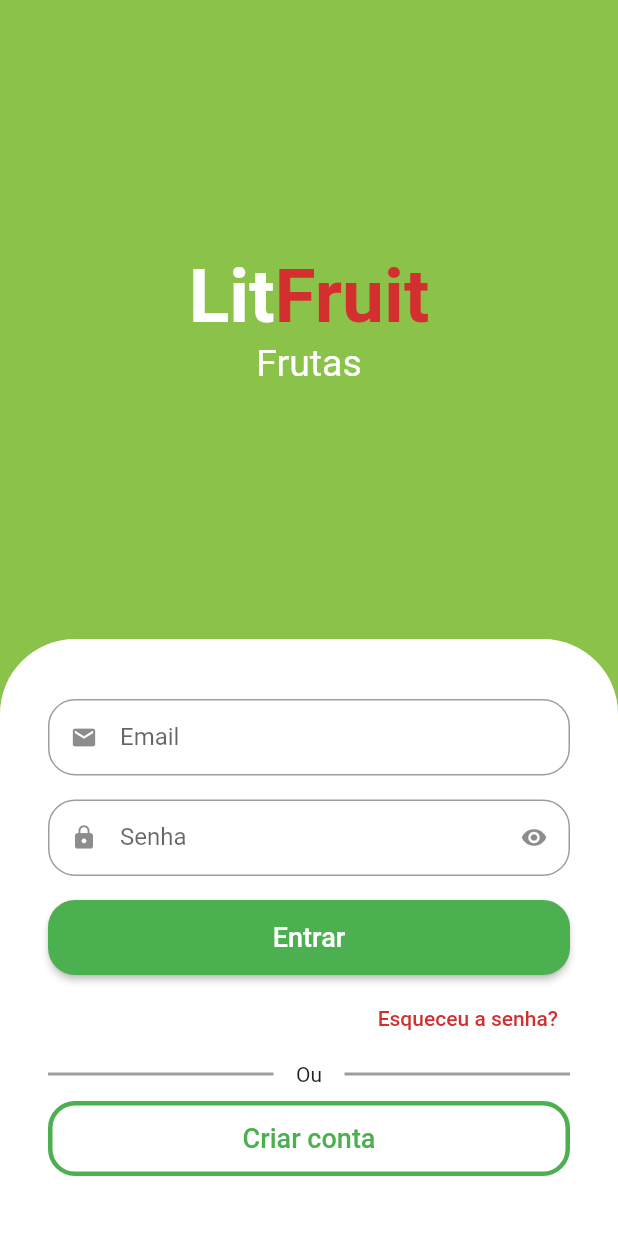
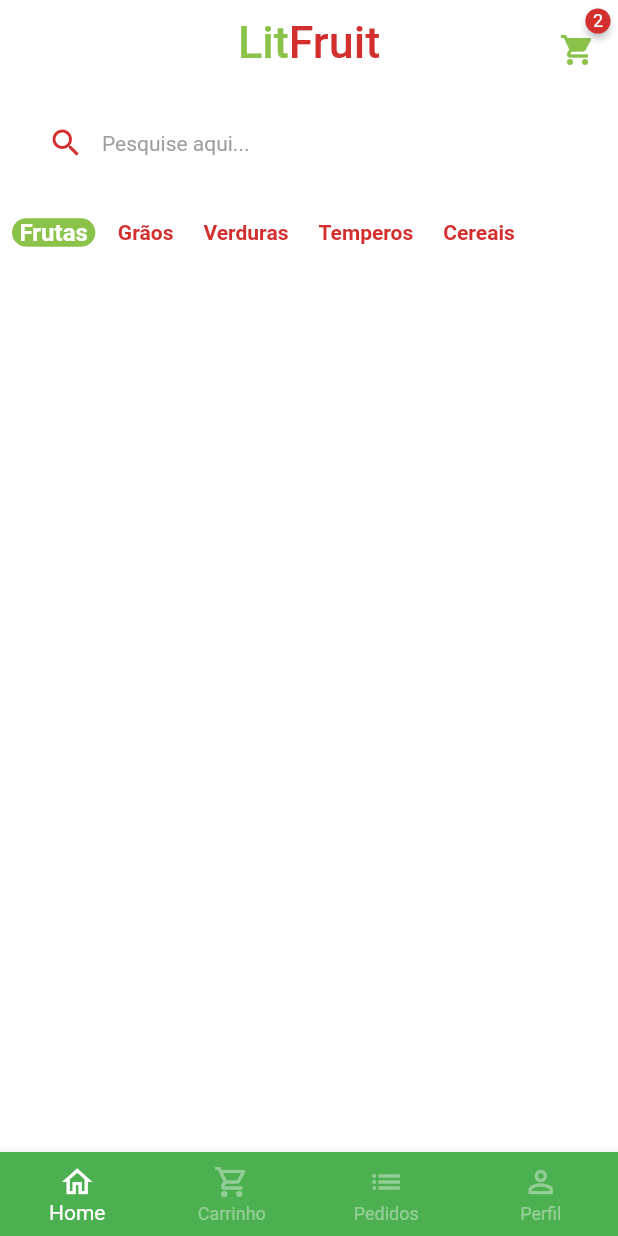
Before and after one commit to lincolnzera1/Advancing_in_Flutter_UI, a Flutter app: the screen it shows after launch, after a tap on "Entrar", on a phone screen of 412 x 824 dp. Run offline on Flutter 3.47's test engine with Material 2 defaults, Android fonts, the light colour scheme and no system bars; drawn by our look-alikes of animated_text_kit, badges; our stand-ins replace get, mask_text_input_formatter.

Commit message:
More design learn

```diff
--- a/lib/main.dart
+++ b/lib/main.dart
@@ -1,6 +1,6 @@
 import 'package:flutter/cupertino.dart';
 import 'package:flutter/material.dart';
-import 'package:getx_redemption/src/auth/components/sign_in_screen.dart';
+import 'package:getx_redemption/src/pages/auth/components/sign_in_screen.dart';
 
 void main() {
   runApp(MyApp());
@@ -14,7 +14,8 @@ class MyApp extends StatelessWidget {
     return MaterialApp(
       title: "Flutter Redemption zero",
       theme: ThemeData(
-        primarySwatch: Colors.green
+        primarySwatch: Colors.green,
+        scaffoldBackgroundColor: Colors.white.withAlpha(190)
       ),
       debugShowCheckedModeBanner: false,
       home: const SignInScreen(),
--- /dev/null
+++ b/lib/src/models/base/base_screen.dart
@@ -0,0 +1,68 @@
+import 'package:flutter/material.dart';
+import 'package:flutter/src/widgets/container.dart';
+import 'package:flutter/src/widgets/framework.dart';
+import 'package:getx_redemption/src/pages/home/home_tag.dart';
+
+class BaseScreen extends StatefulWidget {
+  const BaseScreen({super.key});
+
+  @override
+  State<BaseScreen> createState() => _BaseScreenState();
+}
+
+
+
+class _BaseScreenState extends State<BaseScreen> {
+
+  int currentIndex = 0;
+  final pageController = PageController();
+
+  @override
+  Widget build(BuildContext context) {
+    print("$pageController é esse");
+    return Scaffold(
+      body: PageView(
+        onPageChanged: (value) {
+          setState(() {
+            currentIndex = value;
+            print("O valor é $value");
+          });
+        },
+        controller: pageController,
+        children: [
+          HomeTab(),
+          Container(
+            color: Colors.white,
+          ),
+          Container(
+            color: Colors.black,
+          ),
+          Container(
+            color: Colors.green,
+          ),
+        ],
+      ),
+      bottomNavigationBar: BottomNavigationBar(
+          currentIndex: currentIndex,
+          onTap: (index){
+            setState(() {
+              currentIndex = index;
+              pageController.jumpToPage(index);
+            });
+          },
+          type: BottomNavigationBarType.fixed,
+          backgroundColor: Colors.green,
+          selectedItemColor: Colors.white,
+          unselectedItemColor: Colors.white.withAlpha(100),
+          items: const [
+            BottomNavigationBarItem(
+                icon: Icon(Icons.home_outlined), label: "Home"),
+            BottomNavigationBarItem(
+                icon: Icon(Icons.shopping_cart_outlined), label: "Carrinho"),
+            BottomNavigationBarItem(icon: Icon(Icons.list), label: "Pedidos"),
+            BottomNavigationBarItem(
+                icon: Icon(Icons.person_outline), label: "Perfil"),
+          ]),
+    );
+  }
+}
--- a/lib/src/auth/components/custom_text_field.dart
+++ b/lib/src/pages/auth/components/custom_text_field.dart
@@ -1,4 +1,5 @@
 import 'package:flutter/material.dart';
+import 'package:flutter/services.dart';
 import 'package:flutter/src/widgets/container.dart';
 import 'package:flutter/src/widgets/framework.dart';
 
@@ -6,11 +7,13 @@ class CustomTextField extends StatefulWidget {
   final IconData icon;
   final String label;
   final bool isSecret;
+  final List<TextInputFormatter>? inputFormatters;
 
   CustomTextField(
       {super.key,
       required this.icon,
       required this.label,
+      this.inputFormatters,
       this.isSecret = false});
 
   @override
@@ -33,6 +36,7 @@ class _CustomTextFieldState extends State<CustomTextField> {
     return Padding(
       padding: const EdgeInsets.only(bottom: 16),
       child: TextFormField(
+        inputFormatters: widget.inputFormatters,
         obscureText: obscureCondition,
         decoration: InputDecoration(
             prefixIcon: Icon(widget.icon),
--- a/lib/src/auth/components/sign_in_screen.dart
+++ b/lib/src/pages/auth/components/sign_in_screen.dart
@@ -1,7 +1,8 @@
 import 'package:flutter/material.dart';
-import 'package:getx_redemption/src/auth/components/custom_text_field.dart';
+import 'package:getx_redemption/src/pages/auth/components/custom_text_field.dart';
 import 'package:animated_text_kit/animated_text_kit.dart';
-import 'package:getx_redemption/src/auth/components/sign_up_screen.dart';
+import 'package:getx_redemption/src/pages/auth/components/sign_up_screen.dart';
+import 'package:getx_redemption/src/models/base/base_screen.dart';
 import 'package:getx_redemption/src/config/custom_colors.dart';
 
 class SignInScreen extends StatelessWidget {
@@ -95,7 +96,13 @@ class SignInScreen extends StatelessWidget {
                           style: ElevatedButton.styleFrom(
                               shape: RoundedRectangleBorder(
                                   borderRadius: BorderRadius.circular(18))),
-                          onPressed: () {},
+                          onPressed: () {
+                            Navigator.of(context).pushReplacement(
+                              MaterialPageRoute(builder: (context) {
+                                return const BaseScreen();
+                              },)
+                            );
+                          },
                           child: const Text(
                             "Entrar",
                             style: TextStyle(fontSize: 18),
--- /dev/null
+++ b/lib/src/pages/home/components/categoryTyle.dart
@@ -0,0 +1,45 @@
+import 'package:flutter/material.dart';
+import 'package:flutter/src/widgets/container.dart';
+import 'package:flutter/src/widgets/framework.dart';
+import 'package:get/get.dart';
+import 'package:getx_redemption/src/config/custom_colors.dart';
+
+class CategoryTyle extends StatelessWidget {
+  final String category;
+  final bool isSelected;
+  final VoidCallback onPressed;
+
+  const CategoryTyle(
+      {super.key,
+      required this.category,
+      required this.isSelected,
+      required this.onPressed});
+
+  @override
+  Widget build(BuildContext context) {
+    return Align(
+      alignment: Alignment.center,
+      child: GestureDetector(
+        onTap: onPressed,
+        child: Container(
+          padding: const EdgeInsets.symmetric(
+            horizontal: 5,
+          ),
+          decoration: BoxDecoration(
+              color: isSelected
+                  ? CustomColors.customSwatchColor
+                  : Colors.transparent,
+              borderRadius: BorderRadius.circular(10)),
+          child: Text(
+            "$category",
+            style: TextStyle(
+                color:
+                    isSelected ? Colors.white : CustomColors.customContrastColor,
+                fontWeight: FontWeight.bold,
+                fontSize: isSelected ? 16 : 14),
+          ),
+        ),
+      ),
+    );
+  }
+}
--- /dev/null
+++ b/lib/src/pages/home/home_tag.dart
@@ -0,0 +1,110 @@
+import 'package:badges/badges.dart';
+import 'package:flutter/material.dart';
+import 'package:flutter/src/widgets/container.dart';
+import 'package:flutter/src/widgets/framework.dart';
+import 'package:getx_redemption/src/config/custom_colors.dart';
+import 'package:getx_redemption/src/pages/home/components/categoryTyle.dart';
+import "package:getx_redemption/src/config/app_data.dart" as AppData;
+
+class HomeTab extends StatefulWidget {
+  HomeTab({super.key});
+
+  @override
+  State<HomeTab> createState() => _HomeTabState();
+}
+
+class _HomeTabState extends State<HomeTab> {
+
+  String selectedCategory = "Frutas";
+
+  @override
+  Widget build(BuildContext context) {
+    return Scaffold(
+      // Appbar
+      appBar: AppBar(
+        backgroundColor: Colors.transparent,
+        elevation: 0,
+        centerTitle: true,
+        title: Text.rich(TextSpan(style: TextStyle(fontSize: 30), children: [
+          TextSpan(
+              text: "Lit",
+              style: TextStyle(color: CustomColors.customSwatchColor)),
+          TextSpan(
+              text: "Fruit",
+              style: TextStyle(color: CustomColors.customContrastColor))
+        ])),
+        actions: [
+          Padding(
+            padding: const EdgeInsets.only(
+              top: 10,
+              right: 15,
+            ),
+            child: GestureDetector(
+              child: Badge(
+                badgeColor: CustomColors.customContrastColor,
+                badgeContent: const Text(
+                  "2",
+                  style: TextStyle(fontSize: 12, color: Colors.white),
+                ),
+                child: Icon(
+                  Icons.shopping_cart,
+                  color: CustomColors.customSwatchColor,
+                ),
+              ),
+            ),
+          )
+        ],
+      ),
+
+      // Body
+      body: Column(
+        children: [
+          Padding(
+            padding: const EdgeInsets.symmetric(
+              horizontal: 20,
+              vertical: 10,
+            ),
+            child: TextFormField(
+              decoration: InputDecoration(
+                  filled: true,
+                  fillColor: Colors.white,
+                  hintText: "Pesquise aqui...",
+                  hintStyle: const TextStyle(color: Colors.grey, fontSize: 14),
+                  prefixIcon: Icon(
+                    Icons.search,
+                    color: CustomColors.customContrastColor,
+                  ),
+                  border: OutlineInputBorder(
+                      borderRadius: BorderRadius.circular(60),
+                      borderSide:
+                          const BorderSide(width: 0, style: BorderStyle.none))),
+            ),
+          ),
+          Padding(
+            padding: const EdgeInsets.only(left: 8.0),
+            child: SizedBox(
+              height: 40,
+              child: ListView.separated(
+                scrollDirection: Axis.horizontal,
+                  itemBuilder: (context, index) {
+                    return CategoryTyle(
+                      category: AppData.categories[index],
+                      isSelected: AppData.categories[index] == selectedCategory,
+                      onPressed: (){
+                        setState(() {
+                          selectedCategory = AppData.categories[index];
+                        });
+                      },
+                    );
+                  },
+                  separatorBuilder: (context, index) => const SizedBox(
+                        width: 10,
+                      ),
+                  itemCount: AppData.categories.length),
+            ),
+          )
+        ],
+      ),
+    );
+  }
+}
```
Also changed, not shown: lib/src/auth/components/sign_up_screen.dart (deleted, +0 -65 lines), lib/src/config/app_data.dart (added, +73 -0 lines), lib/src/models/item_model.dart (added, +15 -0 lines), lib/src/pages/auth/components/sign_up_screen.dart (added, +89 -0 lines), pubspec.yaml (+5 -2 lines), assets/fruits/apple.png (added), assets/fruits/grape.png (added), assets/fruits/guava.png (added), assets/fruits/kiwi.png (added), assets/fruits/mango.png (added), assets/fruits/papaya.png (added), pubspec.lock.
